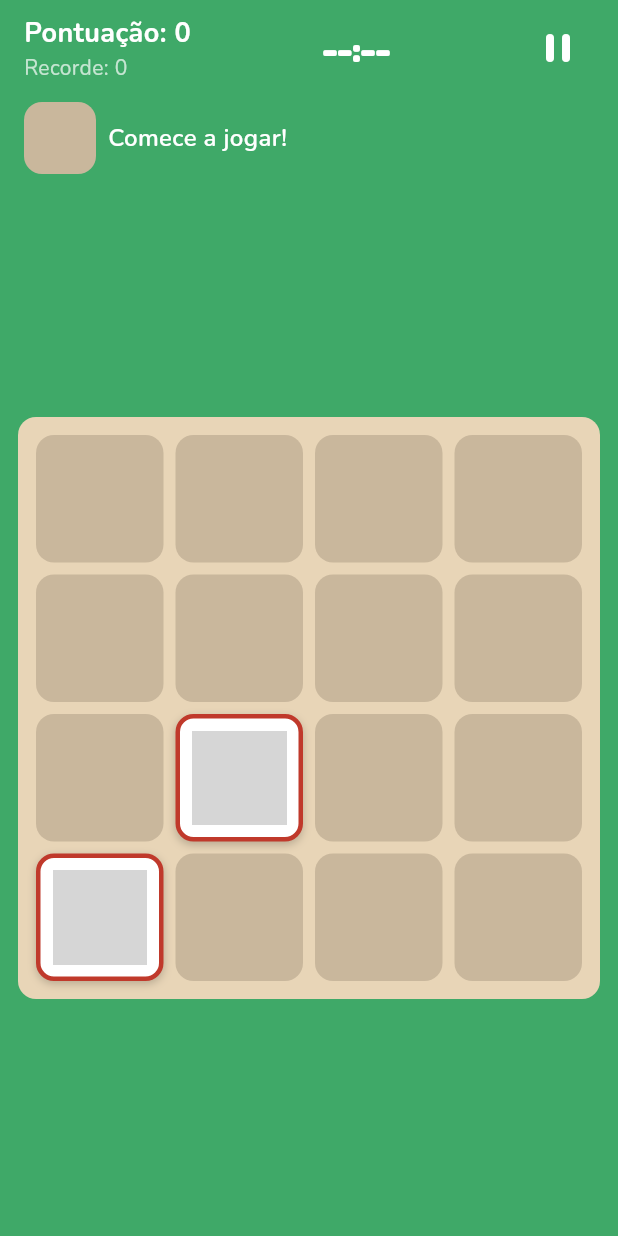
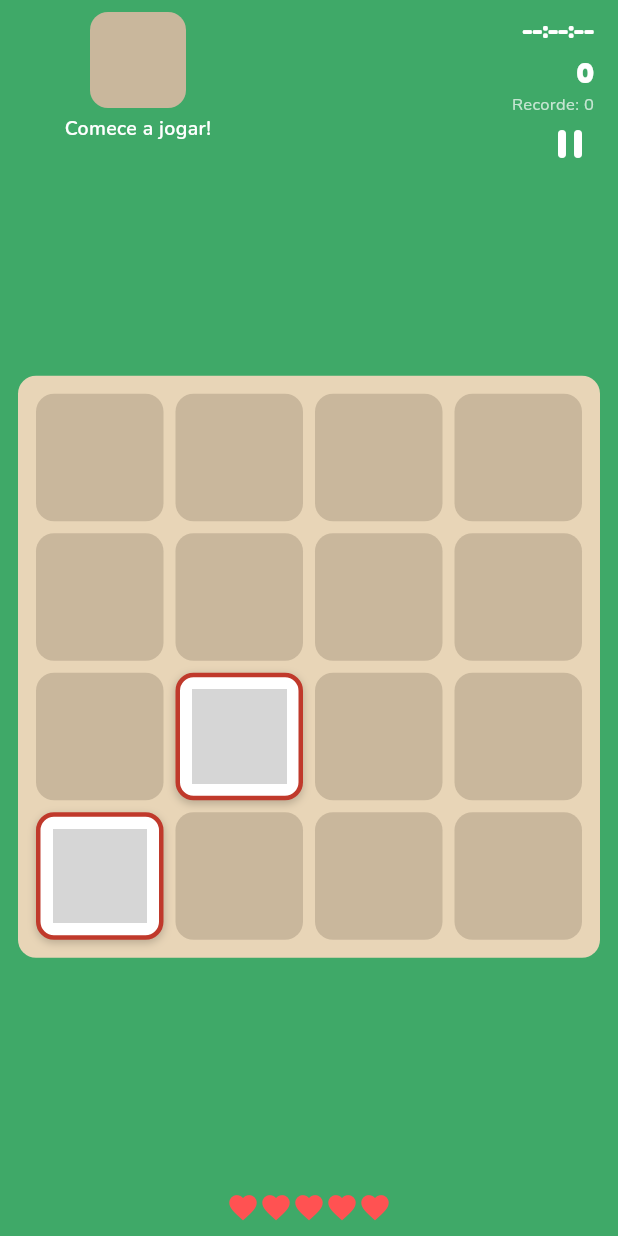
Before and after one commit to g1uliano/capivara_2048, a Flutter app: the GameScreen screen opened directly, on a phone screen of 412 x 824 dp. Run offline on Flutter 3.47's test engine with Material 3 defaults, Android fonts, the phone set to English and light mode, and no system bars; our stand-ins replace flutter_riverpod, flutter_svg, google_fonts, hive, hive_flutter; accounts and stored records are empty; grey boxes are pictures that could not be loaded.

Commit message:
feat: HostArtwork, StatusPanel HH:MM:SS, floating pause, refactor HostBanner

```diff
--- a/lib/core/constants/game_constants.dart
+++ b/lib/core/constants/game_constants.dart
@@ -1,5 +1,6 @@
 class GameConstants {
   static const int boardSize = 4;
+  static const double tileSize = 72.0;
   static const double tileSpacing = 8.0;
   static const double boardPadding = 12.0;
   static const int maxLevel = 11;
--- a/lib/presentation/screens/game/game_screen.dart
+++ b/lib/presentation/screens/game/game_screen.dart
@@ -4,8 +4,9 @@ import '../../../domain/game_engine/direction.dart';
 import '../../controllers/game_notifier.dart';
 import '../../widgets/board_widget.dart';
 import '../../widgets/host_banner.dart';
+import '../../widgets/lives_indicator.dart';
 import '../../widgets/pause_overlay.dart';
-import '../../widgets/score_panel.dart';
+import '../../widgets/status_panel.dart';
 
 class GameScreen extends ConsumerWidget {
   const GameScreen({super.key});
@@ -13,32 +14,47 @@ class GameScreen extends ConsumerWidget {
   @override
   Widget build(BuildContext context, WidgetRef ref) {
     final state = ref.watch(gameProvider);
+    final isGameOver = state.isGameOver;
+    final hasWon = state.hasWon;
+    final notifier = ref.read(gameProvider.notifier);
 
     return Scaffold(
       backgroundColor: const Color(0xFF3FA968),
       body: SafeArea(
-        child: Column(
+        child: Stack(
           children: [
-            const ScorePanel(),
-            const HostBanner(),
+            Column(
+              children: [
+                Padding(
+                  padding: const EdgeInsets.symmetric(
+                      horizontal: 16, vertical: 8),
+                  child: Row(
+                    crossAxisAlignment: CrossAxisAlignment.start,
+                    children: const [
+                      HostBanner(),
+                      Spacer(),
+                      StatusPanel(),
+                    ],
+                  ),
+                ),
                 const Spacer(),
                 GestureDetector(
                   behavior: HitTestBehavior.opaque,
                   onPanEnd: (details) {
-                if (state.isPaused || state.isGameOver) return;
+                    if (state.isPaused || isGameOver) return;
                     final v = details.velocity.pixelsPerSecond;
                     const threshold = 100.0;
                     if (v.dx.abs() > v.dy.abs()) {
                       if (v.dx > threshold) {
-                    ref.read(gameProvider.notifier).onSwipe(Direction.right);
+                        notifier.onSwipe(Direction.right);
                       } else if (v.dx < -threshold) {
-                    ref.read(gameProvider.notifier).onSwipe(Direction.left);
+                        notifier.onSwipe(Direction.left);
                       }
                     } else {
                       if (v.dy > threshold) {
-                    ref.read(gameProvider.notifier).onSwipe(Direction.down);
+                        notifier.onSwipe(Direction.down);
                       } else if (v.dy < -threshold) {
-                    ref.read(gameProvider.notifier).onSwipe(Direction.up);
+                        notifier.onSwipe(Direction.up);
                       }
                     }
                   },
@@ -50,10 +66,31 @@ class GameScreen extends ConsumerWidget {
                   ),
                 ),
                 const Spacer(),
-            if (state.isGameOver)
-              _buildOverlay('Game Over!', ref),
-            if (state.hasWon && !state.isGameOver)
+                const Padding(
+                  padding: EdgeInsets.symmetric(horizontal: 16, vertical: 8),
+                  child: LivesIndicator(),
+                ),
+                if (isGameOver) _buildOverlay('Game Over!', ref),
+                if (hasWon && !isGameOver)
                   _buildOverlay('Capivara Lendária! 🎉', ref),
+              ],
+            ),
+            // Floating pause button — positioned below the header row
+            if (!isGameOver && !hasWon)
+              Positioned(
+                top: 72,
+                right: 8,
+                child: IconButton(
+                  icon: Icon(
+                    state.isPaused
+                        ? Icons.play_arrow_rounded
+                        : Icons.pause_rounded,
+                    color: Colors.white,
+                  ),
+                  iconSize: 32,
+                  onPressed: state.isPaused ? notifier.resume : notifier.pause,
+                ),
+              ),
           ],
         ),
       ),
@@ -67,7 +104,9 @@ class GameScreen extends ConsumerWidget {
         children: [
           Text(message,
               style: const TextStyle(
-                  fontSize: 28, fontWeight: FontWeight.bold, color: Colors.white)),
+                  fontSize: 28,
+                  fontWeight: FontWeight.bold,
+                  color: Colors.white)),
           const SizedBox(height: 8),
           ElevatedButton(
             onPressed: () => ref.read(gameProvider.notifier).restart(),
--- a/lib/presentation/widgets/host_banner.dart
+++ b/lib/presentation/widgets/host_banner.dart
@@ -1,8 +1,10 @@
 import 'package:flutter/material.dart';
 import 'package:flutter_riverpod/flutter_riverpod.dart';
 import 'package:google_fonts/google_fonts.dart';
+import '../../core/constants/game_constants.dart';
 import '../../data/animals_data.dart';
 import '../controllers/game_notifier.dart';
+import 'host_artwork.dart';
 
 class HostBanner extends ConsumerWidget {
   const HostBanner({super.key});
@@ -10,38 +12,35 @@ class HostBanner extends ConsumerWidget {
   @override
   Widget build(BuildContext context, WidgetRef ref) {
     final maxLevel = ref.watch(gameProvider.select((s) => s.maxLevel));
+    // Width = 2 tiles + 1 inner gap
+    final bannerWidth = GameConstants.tileSize * 2 + GameConstants.tileSpacing;
 
-    return Padding(
-      padding: const EdgeInsets.symmetric(horizontal: 16, vertical: 4),
+    return SizedBox(
+      width: bannerWidth,
       child: AnimatedSwitcher(
         duration: const Duration(milliseconds: 400),
-        transitionBuilder: (child, animation) {
-          return FadeTransition(
-            opacity: animation,
-            child: ScaleTransition(scale: animation, child: child),
-          );
-        },
+        transitionBuilder: (child, anim) =>
+            FadeTransition(opacity: anim, child: child),
         child: maxLevel == 0
-            ? const _Placeholder(key: ValueKey('placeholder'))
-            : _AnimalHost(
-                key: ValueKey(maxLevel),
-                level: maxLevel,
-              ),
+            ? _Placeholder(key: const ValueKey('ph'), width: bannerWidth)
+            : _AnimalHost(key: ValueKey(maxLevel), level: maxLevel),
       ),
     );
   }
 }
 
 class _Placeholder extends StatelessWidget {
-  const _Placeholder({super.key});
+  final double width;
+  const _Placeholder({super.key, required this.width});
 
   @override
   Widget build(BuildContext context) {
-    return Row(
+    return Column(
+      mainAxisSize: MainAxisSize.min,
       children: [
         const SizedBox(
-          width: 48,
-          height: 48,
+          width: 64,
+          height: 64,
           child: DecoratedBox(
             decoration: BoxDecoration(
               color: Color(0xFFC9B79C),
@@ -49,14 +48,15 @@ class _Placeholder extends StatelessWidget {
             ),
           ),
         ),
-        const SizedBox(width: 8),
+        const SizedBox(height: 4),
         Text(
           'Comece a jogar!',
           style: GoogleFonts.nunito(
-            fontSize: 16,
+            fontSize: 13,
             color: Colors.white,
             fontWeight: FontWeight.w600,
           ),
+          textAlign: TextAlign.center,
         ),
       ],
     );
@@ -70,33 +70,20 @@ class _AnimalHost extends StatelessWidget {
   @override
   Widget build(BuildContext context) {
     final animal = animalForLevel(level);
-    return Row(
+    return Column(
+      mainAxisSize: MainAxisSize.min,
       children: [
-        Container(
-          width: 48,
-          height: 48,
-          decoration: BoxDecoration(
-            color: Colors.white,
-            borderRadius: BorderRadius.circular(12),
-            border: Border.all(color: animal.borderColor, width: 2),
-          ),
-          child: ClipRRect(
-            borderRadius: BorderRadius.circular(10),
-            child: Image.asset(
-              animal.assetPath,
-              fit: BoxFit.contain,
-              errorBuilder: (_, __, ___) => const SizedBox.shrink(),
-            ),
-          ),
-        ),
-        const SizedBox(width: 8),
+        HostArtwork(animal: animal, size: 64),
+        const SizedBox(height: 4),
         Text(
           animal.name,
           style: GoogleFonts.nunito(
-            fontSize: 16,
+            fontSize: 13,
             color: Colors.white,
             fontWeight: FontWeight.w600,
           ),
+          textAlign: TextAlign.center,
+          overflow: TextOverflow.ellipsis,
         ),
       ],
     );
--- a/lib/presentation/widgets/score_panel.dart
+++ b/lib/presentation/widgets/score_panel.dart
@@ -3,64 +3,28 @@ import 'package:flutter_riverpod/flutter_riverpod.dart';
 import 'package:google_fonts/google_fonts.dart';
 import '../controllers/game_notifier.dart';
 
+/// Minimal score display — used outside game screen if needed.
+/// In GameScreen, use StatusPanel instead.
 class ScorePanel extends ConsumerWidget {
   const ScorePanel({super.key});
-
-  String _formatTime(int elapsedMs) {
-    if (elapsedMs == 0) return '--:--';
-    final totalSeconds = elapsedMs ~/ 1000;
-    final minutes = totalSeconds ~/ 60;
-    final seconds = totalSeconds % 60;
-    return '${minutes.toString().padLeft(2, '0')}:${seconds.toString().padLeft(2, '0')}';
-  }
 
   @override
   Widget build(BuildContext context, WidgetRef ref) {
     final score = ref.watch(gameProvider.select((s) => s.score));
     final highScore = ref.watch(gameProvider.select((s) => s.highScore));
-    final elapsedMs = ref.watch(gameProvider.select((s) => s.elapsedMs));
-    final isGameOver = ref.watch(gameProvider.select((s) => s.isGameOver));
-    final hasWon = ref.watch(gameProvider.select((s) => s.hasWon));
-    final notifier = ref.read(gameProvider.notifier);
 
     return Padding(
       padding: const EdgeInsets.symmetric(horizontal: 16, vertical: 8),
       child: Row(
         mainAxisAlignment: MainAxisAlignment.spaceBetween,
         children: [
-          Column(
-            crossAxisAlignment: CrossAxisAlignment.start,
-            children: [
-              Text(
-                'Pontuação: $score',
-                style: GoogleFonts.nunito(
+          Text('Pontuação: $score',
+              style: GoogleFonts.nunito(
                   fontSize: 18,
                   fontWeight: FontWeight.bold,
-                  color: Colors.white,
-                ),
-              ),
-              Text(
-                'Recorde: $highScore',
-                style: GoogleFonts.nunito(
-                  fontSize: 14,
-                  color: Colors.white70,
-                ),
-              ),
-            ],
-          ),
-          Text(
-            _formatTime(elapsedMs),
-            style: GoogleFonts.fredoka(
-              fontSize: 24,
-              fontWeight: FontWeight.bold,
-              color: Colors.white,
-            ),
-          ),
-          IconButton(
-            icon: const Icon(Icons.pause_rounded, color: Colors.white),
-            iconSize: 32,
-            onPressed: (isGameOver || hasWon) ? null : notifier.pause,
-          ),
+                  color: Colors.white)),
+          Text('Recorde: $highScore',
+              style: GoogleFonts.nunito(fontSize: 14, color: Colors.white70)),
         ],
       ),
     );
--- /dev/null
+++ b/lib/presentation/widgets/status_panel.dart
@@ -0,0 +1,57 @@
+import 'package:flutter/material.dart';
+import 'package:flutter_riverpod/flutter_riverpod.dart';
+import 'package:google_fonts/google_fonts.dart';
+import '../../core/constants/game_constants.dart';
+import '../controllers/game_notifier.dart';
+
+class StatusPanel extends ConsumerWidget {
+  const StatusPanel({super.key});
+
+  String _formatTime(int elapsedMs) {
+    if (elapsedMs == 0) return '--:--:--';
+    final total = elapsedMs ~/ 1000;
+    final hh = (total ~/ 3600).toString().padLeft(2, '0');
+    final mm = ((total % 3600) ~/ 60).toString().padLeft(2, '0');
+    final ss = (total % 60).toString().padLeft(2, '0');
+    return '$hh:$mm:$ss';
+  }
+
+  @override
+  Widget build(BuildContext context, WidgetRef ref) {
+    final score = ref.watch(gameProvider.select((s) => s.score));
+    final highScore = ref.watch(gameProvider.select((s) => s.highScore));
+    final elapsedMs = ref.watch(gameProvider.select((s) => s.elapsedMs));
+    final panelWidth = GameConstants.tileSize * 2 + GameConstants.tileSpacing;
+
+    return SizedBox(
+      width: panelWidth,
+      child: Column(
+        crossAxisAlignment: CrossAxisAlignment.end,
+        mainAxisSize: MainAxisSize.min,
+        children: [
+          Text(
+            _formatTime(elapsedMs),
+            style: GoogleFonts.fredoka(
+              fontSize: 16,
+              fontWeight: FontWeight.bold,
+              color: Colors.white,
+            ),
+          ),
+          const SizedBox(height: 2),
+          Text(
+            '$score',
+            style: GoogleFonts.fredoka(
+              fontSize: 20,
+              fontWeight: FontWeight.bold,
+              color: Colors.white,
+            ),
+          ),
+          Text(
+            'Recorde: $highScore',
+            style: GoogleFonts.nunito(fontSize: 11, color: Colors.white70),
+          ),
+        ],
+      ),
+    );
+  }
+}
```
Also changed, not shown: lib/presentation/widgets/host_artwork.dart (added, +33 -0 lines). Lines whose indentation alone changed are shown as unchanged.
